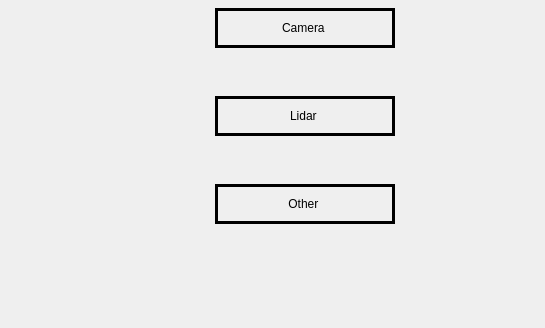
Before: the Qt Designer form amr_v4_qt/src/health_screen.ui in ColinSmith14/agv_gui, drawn with Qt 5; both pictures show x 0 to 545 and y 172 to 500 of the 1000 by 500 pixel window.
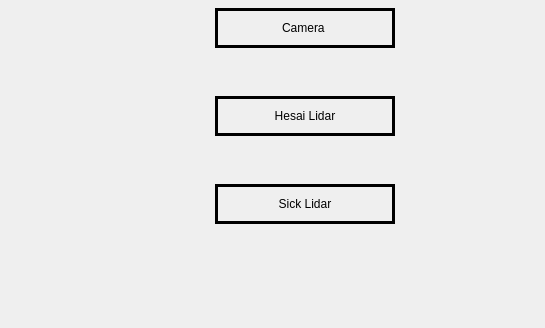
After: the same form once the commit is applied.

```diff
--- a/amr_v4_qt/src/health_screen.ui
+++ b/amr_v4_qt/src/health_screen.ui
@@ -223,7 +223,7 @@
          <number>3</number>
         </property>
         <property name="text">
-         <string>Lidar </string>
+         <string>Hesai Lidar</string>
         </property>
         <property name="alignment">
          <set>Qt::AlignCenter</set>
@@ -313,7 +313,7 @@
          <number>3</number>
         </property>
         <property name="text">
-         <string>Other </string>
+         <string>Sick Lidar</string>
         </property>
         <property name="alignment">
          <set>Qt::AlignCenter</set>
```
Left out of the diff: 12 changed lines with no effect on the pictures.
